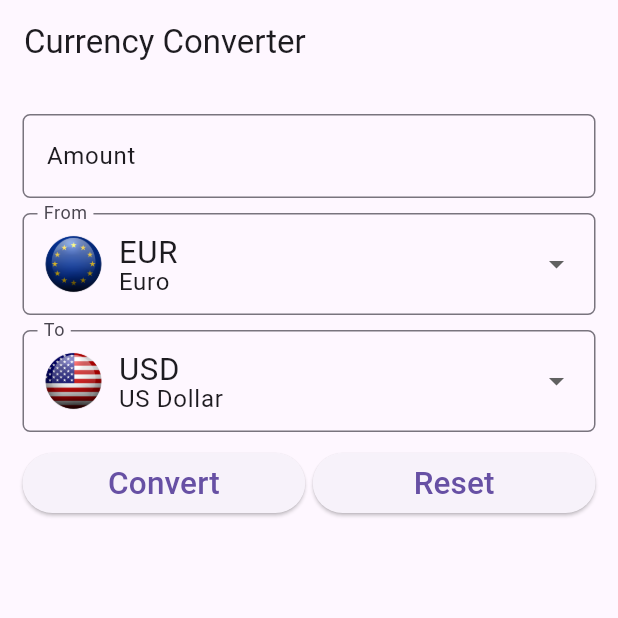
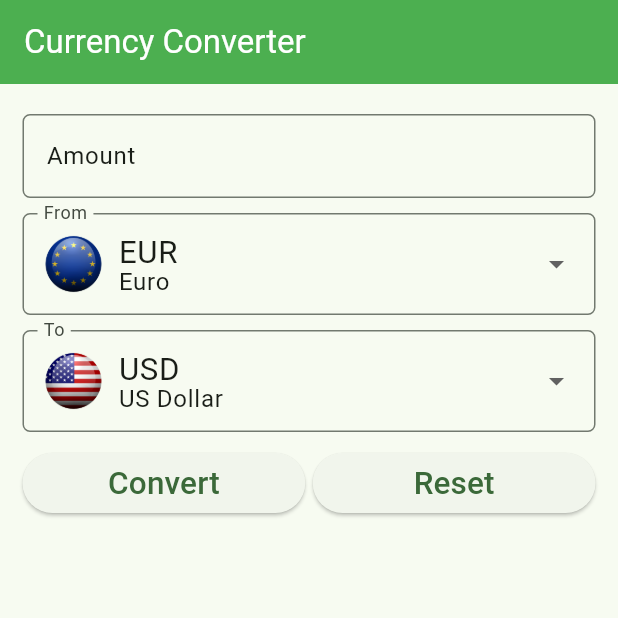
Before and after one commit to code-recycler1/augmented-reality-and-mobile-app-development, a Flutter app: the screen it shows after launch, on a phone screen of 412 x 824 dp, the top half of it. Run offline on Flutter 3.47's test engine with Material 3 defaults, Android fonts, the phone set to English and light mode, and no system bars.

Commit message:
Issue solved with currency_converter theme

```diff
--- a/flutter/currency_converter/lib/main.dart
+++ b/flutter/currency_converter/lib/main.dart
@@ -15,7 +15,8 @@ class CurrencyConverterApp extends StatelessWidget {
       debugShowCheckedModeBanner: false, // Removes the debug banner
       title: 'Currency Converter', // App title
       theme: ThemeData(
-        primarySwatch: Colors.green, // Sets theme color
+        colorScheme:
+            ColorScheme.fromSeed(seedColor: Colors.green), // Sets theme color
       ),
       home: const ConverterPage(), // Home page is the ConverterPage widget
     );
--- a/flutter/currency_converter/lib/pages/converter.dart
+++ b/flutter/currency_converter/lib/pages/converter.dart
@@ -47,6 +47,8 @@ class _ConverterPageState extends State<ConverterPage> {
     return Scaffold(
       appBar: AppBar(
         title: const Text("Currency Converter"), // AppBar title
+        backgroundColor: Colors.green,
+        foregroundColor: Colors.white,
       ),
       body: Container(
         padding: const EdgeInsets.all(15.0),
```
